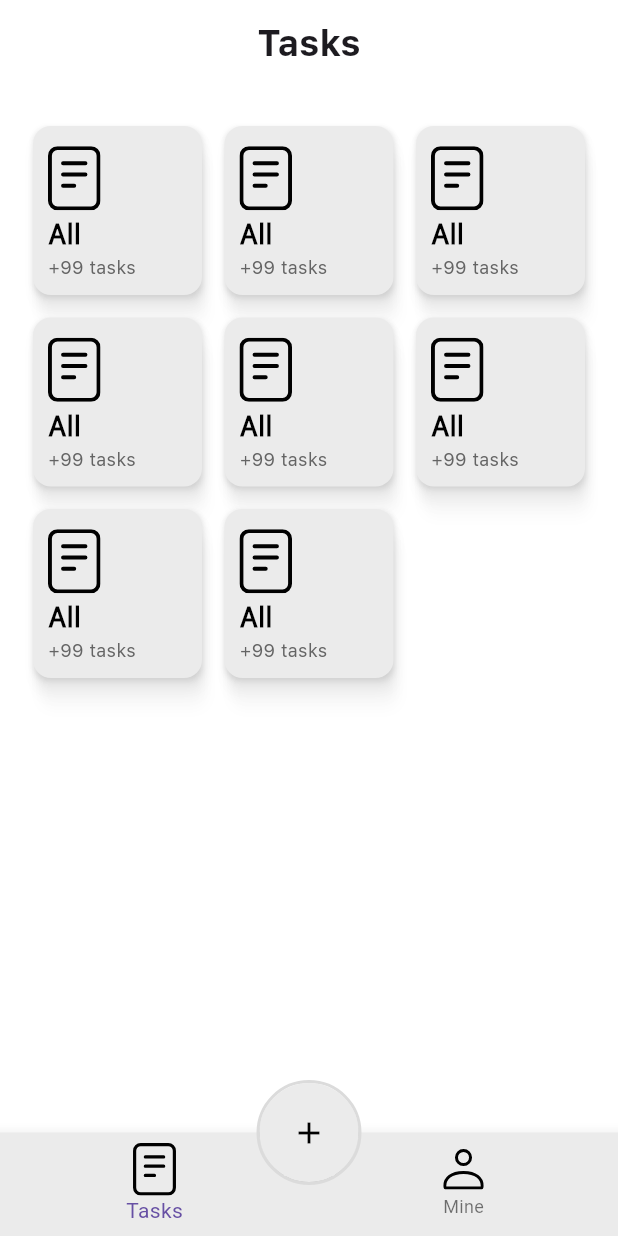
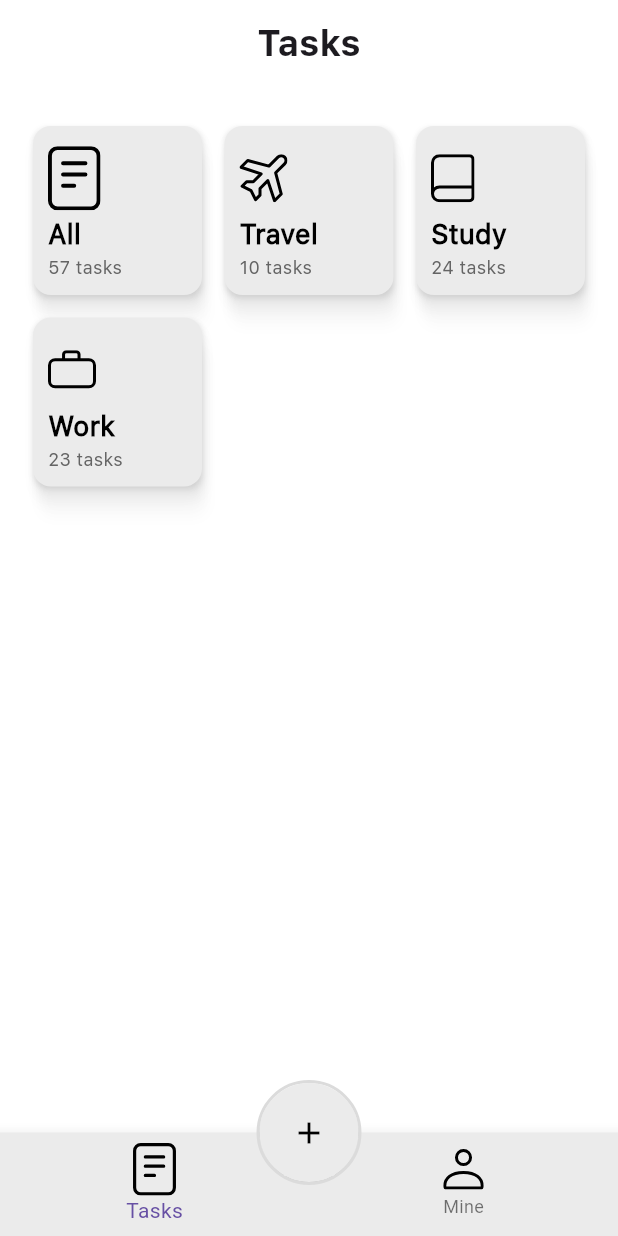
Before and after one commit to flemimac/ToDo-app, a Flutter app: the screen it shows after launch, on a phone screen of 412 x 824 dp. Run offline on Flutter 3.47's test engine with Material 3 defaults, Android fonts, the phone set to English and light mode, and no system bars; our stand-ins replace flutter_svg.

Commit message:
created model for category

```diff
--- /dev/null
+++ b/lib/models/category.dart
@@ -0,0 +1,25 @@
+import 'package:flutter_svg/flutter_svg.dart';
+import '../../designs/images.dart';
+
+class Category {
+  String? id;
+  String? name;
+  SvgPicture? image;
+  String? counter;
+
+  Category({
+    required this.id,
+    required this.name,
+    required this.image,
+    required this.counter,
+  });
+
+  static List<Category> categoryList() {
+    return [
+      Category(id: '01', name: 'All', image: allIcon, counter: '57'),
+      Category(id: '02', name: 'Travel', image: travelIcon, counter: '10'),
+      Category(id: '03', name: 'Study', image: studyIcon, counter: '24'),
+      Category(id: '04', name: 'Work', image: workIcon, counter: '23'),
+    ];
+  }
+}
--- a/lib/pages/category/category_grid.dart
+++ b/lib/pages/category/category_grid.dart
@@ -1,9 +1,7 @@
 import 'package:flutter/material.dart';
 
-import '../../designs/colors.dart';
-import '../../designs/images.dart';
-import '../../designs/style.dart';
-import '../task/task_page.dart';
+import '../../pages/category/category_item.dart';
+import '../../models/category.dart';
 
 class CategoryGrid extends StatefulWidget {
   const CategoryGrid({super.key});
@@ -13,6 +11,8 @@ class CategoryGrid extends StatefulWidget {
 }
 
 class _CategoryGridState extends State<CategoryGrid> {
+  final categoryList = Category.categoryList();
+
   @override
   Widget build(BuildContext context) {
     return Padding(
@@ -21,86 +21,13 @@ class _CategoryGridState extends State<CategoryGrid> {
         crossAxisCount: 3,
         mainAxisSpacing: 15,
         crossAxisSpacing: 15,
-        children: <Widget>[
-          _category(),
-          _category(),
-          _category(),
-          _category(),
-          _category(),
-          _category(),
-          _category(),
-          _category(),
+        children: [
+          for (Category category in categoryList)
+            CategoryItem(
+              category: category,
+            ),
         ],
       ),
     );
   }
-
-  Widget _category() {
-    return Container(
-      decoration: BoxDecoration(
-        borderRadius: BorderRadius.circular(10),
-        boxShadow: const [
-          BoxShadow(
-            color: Color.fromRGBO(0, 0, 0, 0.06),
-            offset: Offset(0, 1),
-            blurRadius: 2,
-          ),
-          BoxShadow(
-            color: Color.fromRGBO(0, 0, 0, 0.05),
-            offset: Offset(1, 3),
-            blurRadius: 3,
-          ),
-          BoxShadow(
-            color: Color.fromRGBO(0, 0, 0, 0.04),
-            offset: Offset(1, 7),
-            blurRadius: 5,
-          ),
-          BoxShadow(
-            color: Color.fromRGBO(0, 0, 0, 0.03),
-            offset: Offset(2, 13),
-            blurRadius: 5,
-          ),
-          BoxShadow(
-            color: Color.fromRGBO(0, 0, 0, 0.02),
-            offset: Offset(4, 21),
-            blurRadius: 6,
-          ),
-        ],
-      ),
-      child: Card(
-        color: primaryColor,
-        elevation: 0,
-        margin: EdgeInsets.zero,
-        child: InkWell(
-          onTap: () {
-            Navigator.push(
-              context,
-              MaterialPageRoute(builder: (context) => TaskPage()),
-            );
-          },
-          child: Container(
-            padding: const EdgeInsets.all(10.0),
-            child: Column(
-              crossAxisAlignment: CrossAxisAlignment.start,
-              children: [
-                Expanded(
-                  child: allIcon,
-                ),
-                const Text(
-                  'All',
-                  maxLines: 1,
-                  overflow: TextOverflow.ellipsis,
-                  style: headTextStyle,
-                ),
-                const Text(
-                  '+99 tasks',
-                  style: bodyTextStyle,
-                ),
-              ],
-            ),
-          ),
-        ),
-      ),
-    );
-  }
 }
--- /dev/null
+++ b/lib/pages/category/category_item.dart
@@ -0,0 +1,87 @@
+import 'package:flutter/material.dart';
+
+import '../../designs/colors.dart';
+import '../../designs/style.dart';
+
+import '../../models/category.dart';
+
+import '../task/task_page.dart';
+
+class CategoryItem extends StatelessWidget {
+  final Category category;
+
+  const CategoryItem({
+    super.key,
+    required this.category,
+  });
+
+  @override
+  Widget build(BuildContext context) {
+    return Container(
+      decoration: BoxDecoration(
+        borderRadius: BorderRadius.circular(10),
+        boxShadow: const [
+          BoxShadow(
+            color: Color.fromRGBO(0, 0, 0, 0.06),
+            offset: Offset(0, 1),
+            blurRadius: 2,
+          ),
+          BoxShadow(
+            color: Color.fromRGBO(0, 0, 0, 0.05),
+            offset: Offset(1, 3),
+            blurRadius: 3,
+          ),
+          BoxShadow(
+            color: Color.fromRGBO(0, 0, 0, 0.04),
+            offset: Offset(1, 7),
+            blurRadius: 5,
+          ),
+          BoxShadow(
+            color: Color.fromRGBO(0, 0, 0, 0.03),
+            offset: Offset(2, 13),
+            blurRadius: 5,
+          ),
+          BoxShadow(
+            color: Color.fromRGBO(0, 0, 0, 0.02),
+            offset: Offset(4, 21),
+            blurRadius: 6,
+          ),
+        ],
+      ),
+      child: Card(
+        color: primaryColor,
+        elevation: 0,
+        margin: EdgeInsets.zero,
+        child: InkWell(
+          onTap: () {
+            Navigator.push(
+              context,
+              MaterialPageRoute(builder: (context) => const TaskPage()),
+            );
+          },
+          child: Container(
+            padding: const EdgeInsets.all(10.0),
+            child: Column(
+              crossAxisAlignment: CrossAxisAlignment.start,
+              children: [
+                Expanded(
+                  child: category.image!,
+                ),
+                Text(
+                  category.name!,
+                  maxLines: 1,
+                  overflow: TextOverflow.ellipsis,
+                  style: headTextStyle,
+                ),
+                Text(
+                  '${category.counter!} tasks',
+                  style: bodyTextStyle,
+                ),
+              ],
+            ),
+          ),
+        ),
+      ),
+    );
+  }
+}
--- a/lib/pages/category/category_page.dart
+++ b/lib/pages/category/category_page.dart
@@ -3,7 +3,7 @@ import 'package:flutter/material.dart';
 import '../../designs/colors.dart';
 import '../../designs/images.dart';
 import '../../designs/style.dart';
-import '../../designs/widgets/createDialog.dart';
+// import '../../designs/widgets/createDialog.dart';
 
 import 'category_grid.dart';
 
--- a/lib/pages/task/task_page.dart
+++ b/lib/pages/task/task_page.dart
@@ -9,7 +9,7 @@ import '../../designs/colors.dart';
 import '../../designs/widgets/createDialog.dart';
 
 class TaskPage extends StatefulWidget {
-  TaskPage({super.key});
+  const TaskPage({super.key});
 
   @override
   State<TaskPage> createState() => _TaskPageState();
```
